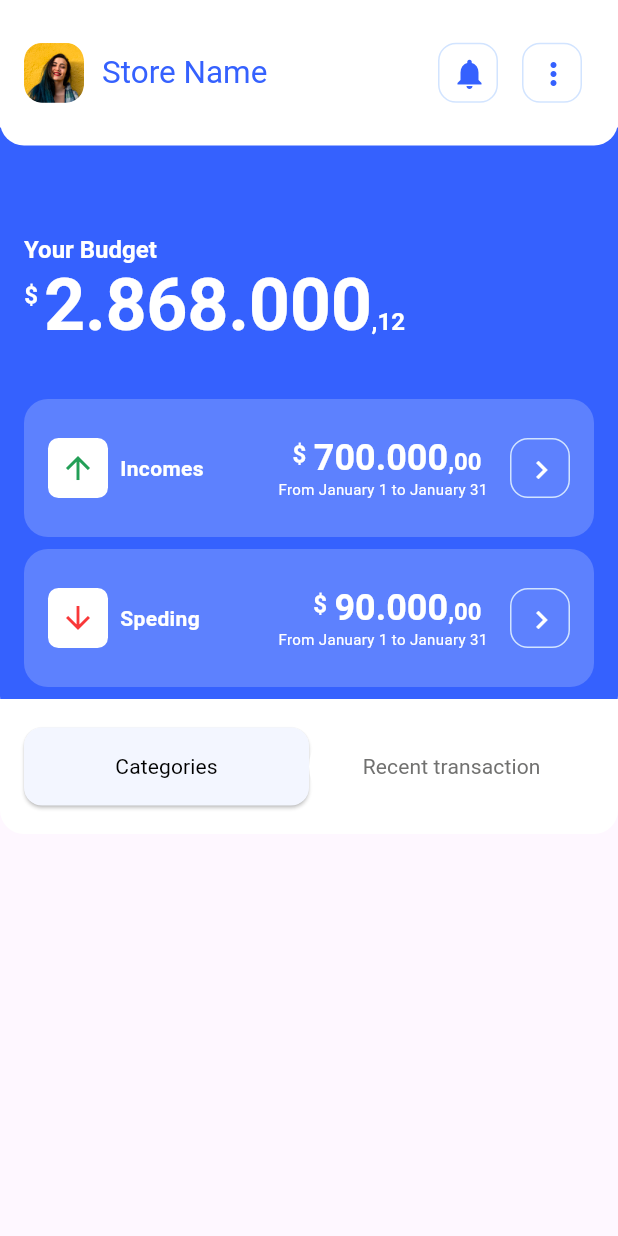
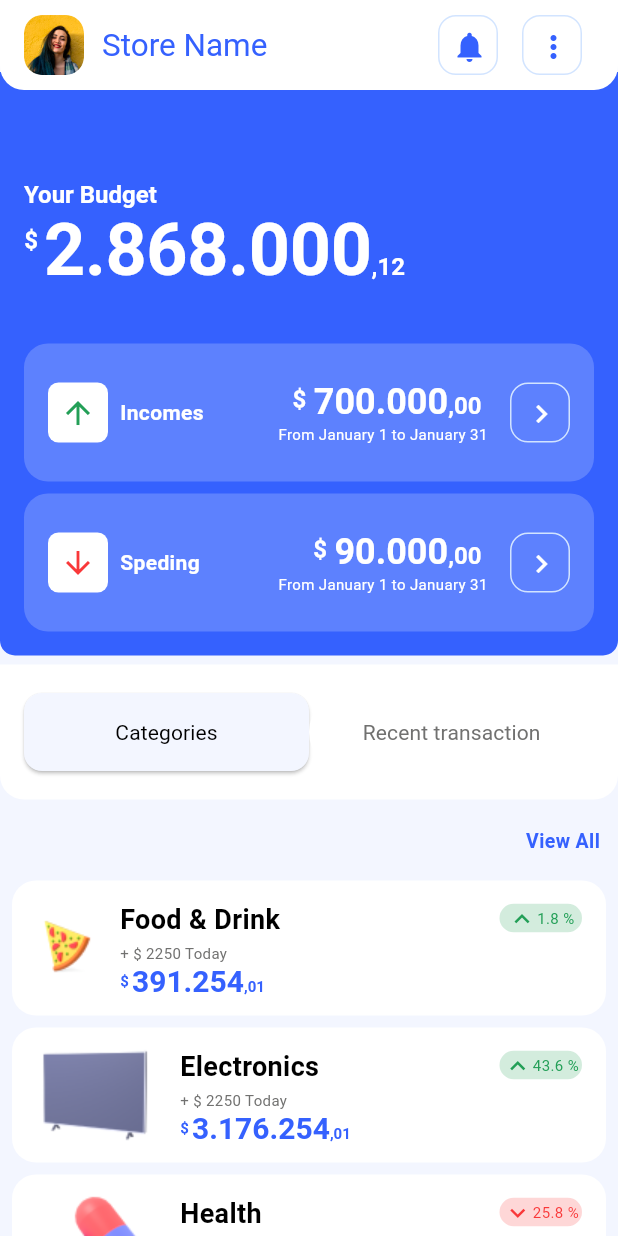
Before and after one commit to DelaRosaJose/wein_flu_FlutterApp, a Flutter app: the screen it shows after launch, on a phone screen of 412 x 824 dp. Run offline on Flutter 3.47's test engine with Material 3 defaults, Android fonts, the phone set to English and light mode, and no system bars.

Commit message:
Create the Categories ListView

```diff
--- a/lib/pages/home_page.dart
+++ b/lib/pages/home_page.dart
@@ -3,6 +3,7 @@ import 'package:wein_flu/design/colors.dart';
 import 'package:wein_flu/design/radius.dart';
 import 'package:wein_flu/pages/home_app_bar_title.dart';
 import 'package:wein_flu/widgets/custom_money_display.dart';
+import 'package:wein_flu/widgets/product_detail_card.dart';
 import 'package:wein_flu/widgets/summary_card.dart';
 
 class HomePage extends StatefulWidget {
@@ -40,8 +41,9 @@ class _HomePageState extends State<HomePage> {
   @override
   Widget build(BuildContext context) {
     return Scaffold(
+      backgroundColor: WeinFluColors.brandSecondaryColor,
       appBar: AppBar(
-        toolbarHeight: 97,
+        toolbarHeight: 60,
         shape: const RoundedRectangleBorder(
           borderRadius: BorderRadius.only(
             bottomLeft: WeinFluRadius.small,
@@ -72,71 +74,58 @@ class _HomePageState extends State<HomePage> {
               });
             },
           ),
+          CategoriesWidget()
         ],
       ),
     );
   }
 }
 
-class MidHomePageBody extends StatelessWidget {
-  final ButtonStyle categorieBtnStyle;
-  final ButtonStyle recentTransactionsBtnStyle;
-  final void Function()? categoriesBtnAction;
-  final void Function()? recentBtnAction;
-
-  const MidHomePageBody(
-      {super.key,
-      required this.categorieBtnStyle,
-      required this.recentTransactionsBtnStyle,
-      required this.categoriesBtnAction,
-      required this.recentBtnAction});
+class CategoriesWidget extends StatelessWidget {
+  const CategoriesWidget({super.key});
 
   @override
   Widget build(BuildContext context) {
-    return Container(
-        padding: const EdgeInsets.only(left: 16, right: 16),
-        height: 90,
-        transform: Matrix4.translationValues(0, -20, 0),
-        width: MediaQuery.of(context).size.width,
-        decoration: const BoxDecoration(
-            shape: BoxShape.rectangle,
-            color: WeinFluColors.brandLightColor,
-            borderRadius: BorderRadius.only(
-                bottomLeft: Radius.circular(16),
-                bottomRight: Radius.circular(16))),
-        child: Row(
-          // mainAxisAlignment: MainAxisAlignment.spaceBetween,
+    return Expanded(
+      child: ListView(
         children: [
-            Expanded(
-              child: ElevatedButton(
-                style: categorieBtnStyle,
-                onPressed: categoriesBtnAction,
-                child: const Padding(
-                  padding: EdgeInsets.symmetric(vertical: 16),
+          TextButton(
+            onPressed: () {},
+            style: const ButtonStyle(alignment: Alignment.topRight),
             child: Text(
-                    'Categories',
-                    style: TextStyle(
-                        color: WeinFluColors.brandDarkColor, fontSize: 14),
+              'View All',
+              style: Theme.of(context).textTheme.bodyMedium!.copyWith(
+                  color: WeinFluColors.brandPrimaryColor,
+                  fontWeight: FontWeight.bold),
             ),
           ),
+          const ProductDetailCard(
+            imageAsset: 'assets/images/pizza.png',
+            amount: 391254.01,
+            productName: 'Food & Drink',
+            currentSells: '2250',
+            percentage: '1.8',
+            typeProductDetailCard: TypeProductDetailCard.incomes,
           ),
+          const ProductDetailCard(
+            typeProductDetailCard: TypeProductDetailCard.incomes,
+            imageAsset: 'assets/images/tv.png',
+            amount: 3176254.01,
+            productName: 'Electronics',
+            currentSells: '2250',
+            percentage: '43.6',
           ),
-            Expanded(
-              child: ElevatedButton(
-                style: recentTransactionsBtnStyle,
-                onPressed: recentBtnAction,
-                child: const Padding(
-                  padding: EdgeInsets.symmetric(vertical: 16),
-                  child: Text(
-                    'Recent transaction',
-                    style: TextStyle(
-                        color: WeinFluColors.brandLigthDarkColor, fontSize: 14),
-                  ),
-                ),
-              ),
+          const ProductDetailCard(
+            typeProductDetailCard: TypeProductDetailCard.outcomes,
+            imageAsset: 'assets/images/health.png',
+            amount: 38.01,
+            productName: 'Health',
+            currentSells: '110',
+            percentage: '25.8',
           ),
         ],
-        ));
+      ),
+    );
   }
 }
 
@@ -228,3 +217,65 @@ class TopHomePageBody extends StatelessWidget {
     );
   }
 }
+
+class MidHomePageBody extends StatelessWidget {
+  final ButtonStyle categorieBtnStyle;
+  final ButtonStyle recentTransactionsBtnStyle;
+  final void Function()? categoriesBtnAction;
+  final void Function()? recentBtnAction;
+
+  const MidHomePageBody(
+      {super.key,
+      required this.categorieBtnStyle,
+      required this.recentTransactionsBtnStyle,
+      required this.categoriesBtnAction,
+      required this.recentBtnAction});
+
+  @override
+  Widget build(BuildContext context) {
+    return Container(
+        padding: const EdgeInsets.only(left: 16, right: 16),
+        transform: Matrix4.translationValues(0, -6, 0),
+        height: 90,
+        width: MediaQuery.of(context).size.width,
+        decoration: const BoxDecoration(
+            shape: BoxShape.rectangle,
+            color: Color.fromARGB(255, 255, 255, 255),
+            borderRadius: BorderRadius.only(
+                bottomLeft: Radius.circular(16),
+                bottomRight: Radius.circular(16))),
+        child: Row(
+          // mainAxisAlignment: MainAxisAlignment.spaceBetween,
+          children: [
+            Expanded(
+              child: ElevatedButton(
+                style: categorieBtnStyle,
+                onPressed: categoriesBtnAction,
+                child: const Padding(
+                  padding: EdgeInsets.symmetric(vertical: 16),
+                  child: Text(
+                    'Categories',
+                    style: TextStyle(
+                        color: WeinFluColors.brandDarkColor, fontSize: 14),
+                  ),
+                ),
+              ),
+            ),
+            Expanded(
+              child: ElevatedButton(
+                style: recentTransactionsBtnStyle,
+                onPressed: recentBtnAction,
+                child: const Padding(
+                  padding: EdgeInsets.symmetric(vertical: 16),
+                  child: Text(
+                    'Recent transaction',
+                    style: TextStyle(
+                        color: WeinFluColors.brandLigthDarkColor, fontSize: 14),
+                  ),
+                ),
+              ),
+            ),
+          ],
+        ));
+  }
+}
--- /dev/null
+++ b/lib/widgets/product_detail_card.dart
@@ -0,0 +1,128 @@
+import 'package:flutter/material.dart';
+import 'package:wein_flu/design/colors.dart';
+import 'package:wein_flu/widgets/custom_money_display.dart';
+
+enum TypeProductDetailCard { incomes, outcomes }
+
+class ProductDetailCard extends StatelessWidget {
+  final String percentage;
+  final String imageAsset;
+  final double amount;
+  final String productName;
+  final String currentSells;
+  final TypeProductDetailCard typeProductDetailCard;
+
+  const ProductDetailCard(
+      {super.key,
+      required this.percentage,
+      required this.imageAsset,
+      required this.typeProductDetailCard,
+      required this.amount,
+      required this.productName,
+      required this.currentSells});
+
+  @override
+  Widget build(BuildContext context) {
+    var iconIncomes = const Icon(
+      Icons.expand_less,
+      size: 20,
+      color: WeinFluColors.brandOnSuccessColor,
+    );
+    var iconSpending = const Icon(
+      Icons.expand_more,
+      size: 20,
+      color: WeinFluColors.brandOnErrorColor,
+    );
+    var currentBgPercentageColor = WeinFluColors.brandSuccessColor;
+    var currentTextPercentageColor = WeinFluColors.brandOnSuccessColor;
+    var currentIcon = iconIncomes;
+    if (typeProductDetailCard == TypeProductDetailCard.outcomes) {
+      currentBgPercentageColor = WeinFluColors.brandErrorColor;
+      currentTextPercentageColor = WeinFluColors.brandOnErrorColor;
+      currentIcon = iconSpending;
+    }
+
+    return Container(
+      // width: 50,
+      height: 90,
+      margin: const EdgeInsets.only(
+          // top: 14,
+          right: 8,
+          left: 8,
+          bottom: 8),
+      padding: const EdgeInsets.only(left: 16, right: 16),
+      decoration: const BoxDecoration(
+        shape: BoxShape.rectangle,
+        color: WeinFluColors.brandLightColor,
+        borderRadius: BorderRadius.all(Radius.circular(16)),
+      ),
+      child: Row(
+        children: [
+          Image.asset(imageAsset),
+          Expanded(
+              child: Container(
+            padding: const EdgeInsets.only(top: 13, left: 16),
+            child: Column(
+              crossAxisAlignment: CrossAxisAlignment.start,
+              children: [
+                Text(
+                  productName,
+                  textAlign: TextAlign.left,
+                  style: const TextStyle(
+                      color: WeinFluColors.brandDarkColor,
+                      fontWeight: FontWeight.w700,
+                      fontFamily: 'RobotoMono',
+                      fontSize: 18),
+                ),
+                Padding(
+                  padding: const EdgeInsets.only(top: 2.0),
+                  child: Text(
+                    '+ \$ $currentSells Today',
+                    style: const TextStyle(
+                        color: WeinFluColors.brandLigthDarkColor,
+                        fontFamily: 'RobotoMono',
+                        fontSize: 10),
+                  ),
+                ),
+                CustomMoneyDisplay(
+                  padding: const EdgeInsets.only(top: 4, right: 2),
+                  amount: amount,
+                  amountStyle: const TextStyle(
+                      color: WeinFluColors.brandPrimaryColor,
+                      fontWeight: FontWeight.bold,
+                      fontSize: 20),
+                  amountStyleSmall: const TextStyle(
+                      color: WeinFluColors.brandPrimaryColor,
+                      fontWeight: FontWeight.bold,
+                      fontSize: 10),
+                )
+              ],
+            ),
+          )),
+          Container(
+            margin: const EdgeInsets.only(
+              bottom: 40,
+              // right: 16,
+            ),
+            height: 19,
+            width: 55,
+            decoration: BoxDecoration(
+                borderRadius: const BorderRadius.all(Radius.circular(19)),
+                color: currentBgPercentageColor),
+            child: Row(
+              mainAxisAlignment: MainAxisAlignment.center,
+              children: [
+                currentIcon,
+                Text(
+                  '$percentage %',
+                  style: TextStyle(
+                      fontSize: 10, color: currentTextPercentageColor),
+                )
+              ],
+            ),
+          )
+        ],
+      ),
+    );
+  }
+}
```
Lines whose indentation alone changed are shown as unchanged.
